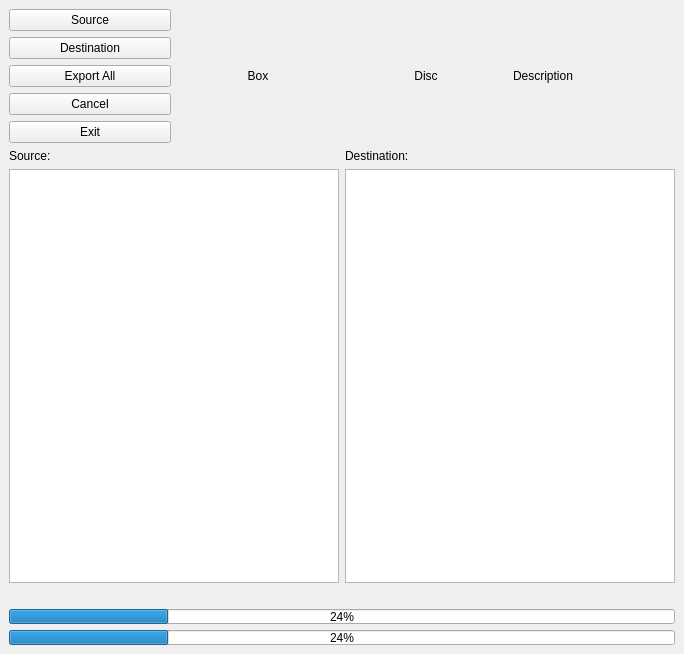
julcap/GCWiiManager, file dev/GCWiiManager.ui: the form before one commit.
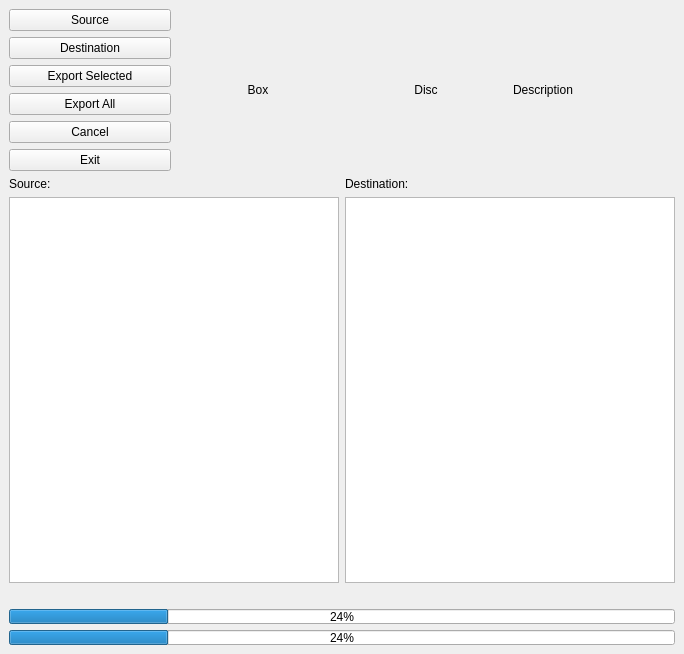
The form after the commit.

```diff
--- a/dev/GCWiiManager.ui
+++ b/dev/GCWiiManager.ui
@@ -35,6 +35,13 @@
             </property>
            </widget>
           </item>
+          <item>
+           <widget class="QPushButton" name="exportSelected_btn">
+            <property name="text">
+             <string>Export Selected</string>
+            </property>
+           </widget>
+          </item>
           <item>
            <widget class="QPushButton" name="export_btn">
             <property name="text">
@@ -112,6 +119,12 @@
           <property name="selectionMode">
            <enum>QAbstractItemView::ExtendedSelection</enum>
           </property>
+          <property name="spacing">
+           <number>1</number>
+          </property>
+          <property name="modelColumn">
+           <number>0</number>
+          </property>
          </widget>
         </item>
         <item>
```
Left out of the diff: 12 changed lines with no effect on the pictures.
